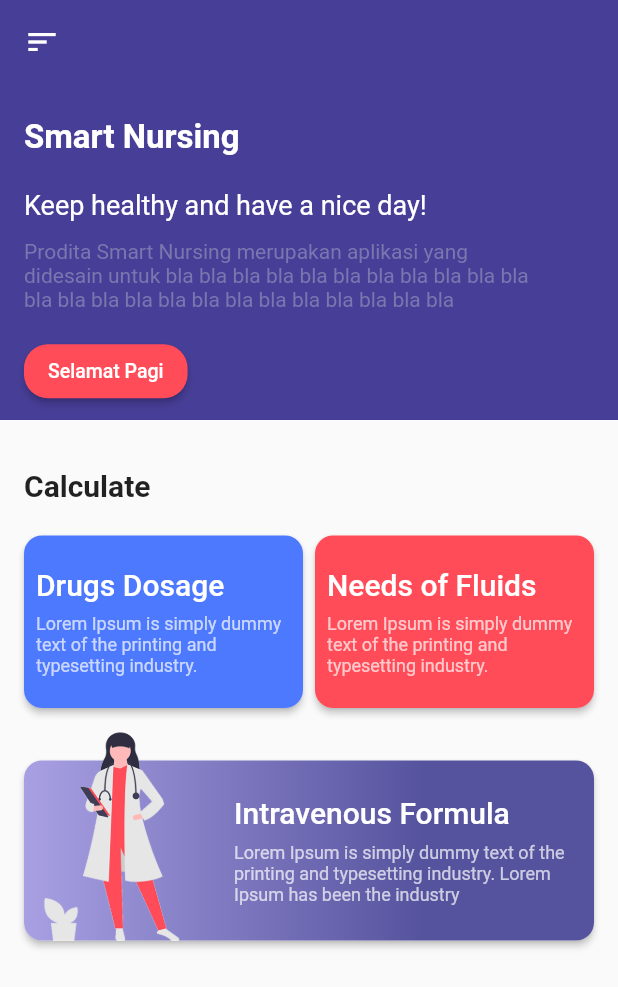
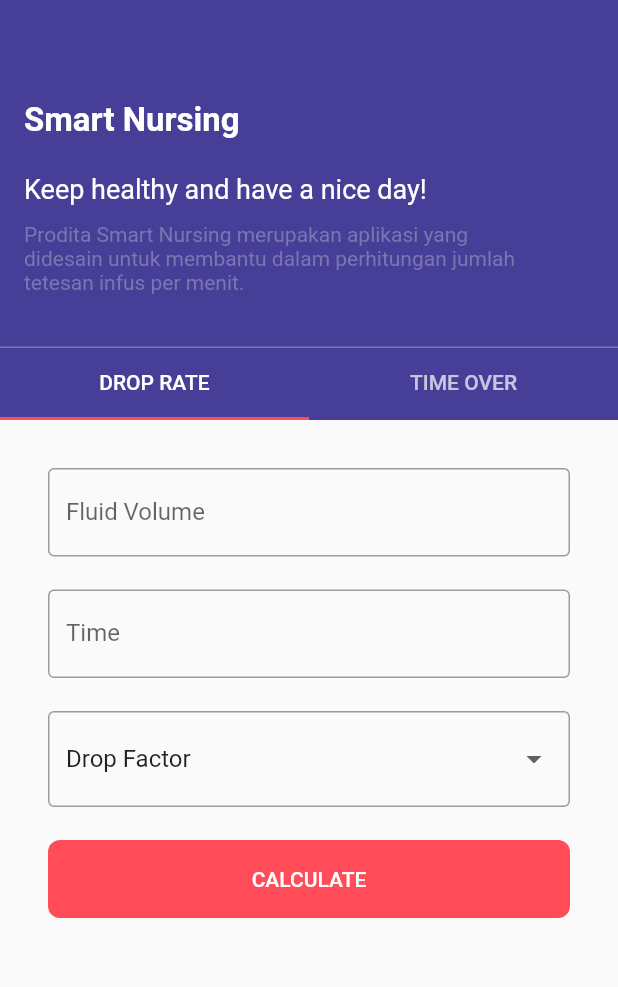
Before and after one commit to fifoaugie06/Prodita-SmartNursing, a Flutter app: the screen it shows after launch, on a phone screen of 412 x 824 dp. Shown: the top 987 px of the screen. Run offline on Flutter 3.47's test engine with Material 2 defaults, Android fonts, the phone set to English and light mode, and no system bars; our stand-ins replace toast.

Commit message:
Biar keliatan ngepush

```diff
--- /dev/null
+++ b/lib/dashboard/components/droprate.dart
@@ -0,0 +1,149 @@
+import 'package:flutter/material.dart';
+import 'package:toast/toast.dart';
+
+class DropRate extends StatefulWidget {
+  @override
+  _DropRateState createState() => _DropRateState();
+}
+
+class _DropRateState extends State<DropRate> {
+  int _value = 1;
+  double _result = 0;
+  final _fluidController = TextEditingController();
+  final _timeController = TextEditingController();
+
+  @override
+  Widget build(BuildContext context) {
+    return Padding(
+      padding: EdgeInsets.only(left: 32, right: 32, top: 32),
+      child: SingleChildScrollView(
+        child: Column(
+          children: [
+            TextFormField(
+              controller: _fluidController,
+              keyboardType: TextInputType.number,
+              decoration: InputDecoration(
+                border: OutlineInputBorder(),
+                labelText: 'Fluid Volume',
+                suffixText: 'ml',
+              ),
+            ),
+            SizedBox(
+              height: 22,
+            ),
+            TextFormField(
+              controller: _timeController,
+              keyboardType: TextInputType.number,
+              decoration: InputDecoration(
+                border: OutlineInputBorder(),
+                labelText: 'Time',
+                suffixText: 'hour',
+              ),
+            ),
+            SizedBox(
+              height: 22,
+            ),
+            DropdownButtonFormField(
+              decoration: InputDecoration(
+                border: const OutlineInputBorder(),
+              ),
+              value: _value,
+              items: [
+                DropdownMenuItem(
+                  child: Text(
+                    "Drop Factor",
+                  ),
+                  value: 1,
+                ),
+                DropdownMenuItem(
+                  child: Text(
+                    "Otsuka 15dpm",
+                  ),
+                  value: 15,
+                ),
+                DropdownMenuItem(
+                  child: Text(
+                    "Terumo 20dpm",
+                  ),
+                  value: 20,
+                ),
+                DropdownMenuItem(
+                  child: Text(
+                    "Micro 60dpm",
+                  ),
+                  value: 60,
+                ),
+              ],
+              onChanged: (value) {
+                setState(
+                      () {
+                    _value = value;
+                  },
+                );
+              },
+            ),
+            SizedBox(
+              height: 22,
+            ),
+            SizedBox(
+              height: 52,
+              width: double.infinity,
+              child: RaisedButton(
+                color: Color(0xFFFF4C58),
+                elevation: 0,
+                onPressed: () {
+                  if (_value == 1 ||
+                      _fluidController.text.length == 0 ||
+                      _timeController.text.length == 0) {
+                    Toast.show("Pastikan Semua Terisi", context,
+                        duration: Toast.LENGTH_LONG);
+                  } else {
+                    setState(() {
+                      _result = calculate();
+                    });
+                  }
+                },
+                child: Text(
+                  'CALCULATE',
+                  style: TextStyle(color: Colors.white),
+                ),
+                shape: RoundedRectangleBorder(
+                  borderRadius: BorderRadius.circular(8.0),
+                ),
+              ),
+            ),
+            SizedBox(
+              height: 16,
+            ),
+            Visibility(
+              visible: _result == 0 ? false : true,
+              child: Container(
+                width: double.infinity,
+                height: 52,
+                decoration: BoxDecoration(
+                  borderRadius: BorderRadius.circular(8),
+                  color: Colors.green[200],
+                ),
+                child: Center(
+                  child: Text(
+                    _result.toStringAsFixed(0) + " drop/minute",
+                    style: TextStyle(
+                        fontWeight: FontWeight.bold
+                    ),
+                  ),
+                ),
+              ),
+            ),
+          ],
+        ),
+      ),
+    );
+  }
+
+  double calculate() {
+    double result = double.parse(_fluidController.text) * _value.toDouble();
+    result = result / (60 * double.parse(_timeController.text));
+
+    return result;
+  }
+}
--- a/lib/dashboard/components/spacebar.dart
+++ b/lib/dashboard/components/spacebar.dart
@@ -15,16 +15,13 @@ class Spacebar extends StatelessWidget {
           mainAxisAlignment: MainAxisAlignment.center,
           crossAxisAlignment: CrossAxisAlignment.start,
           children: <Widget>[
-            Container(
-              margin: EdgeInsets.only(top: 70.0),
-              child: Text(
+            Text(
               'Smart Nursing',
               textAlign: TextAlign.center,
               style: TextStyle(
                   color: Colors.white,
                   fontSize: 22,
                   fontWeight: FontWeight.w600),
-              ),
             ),
             Container(
               margin: EdgeInsets.only(top: 22.0),
@@ -42,9 +39,8 @@ class Spacebar extends StatelessWidget {
               child: Padding(
                 padding: const EdgeInsets.only(right: 30),
                 child: Text(
-                  'Prodita Smart Nursing merupakan aplikasi yang didesain untuk bla '
-                  'bla bla bla bla bla bla bla bla bla bla bla bla bla bla '
-                  'bla bla bla bla bla bla bla bla bla',
+                  'Prodita Smart Nursing merupakan aplikasi yang didesain untuk '
+                      'membantu dalam perhitungan jumlah tetesan infus per menit.',
                   style: TextStyle(color: Color(0xFF7A77B0), fontSize: 14),
                 ),
               ),
@@ -52,28 +48,28 @@ class Spacebar extends StatelessWidget {
             SizedBox(
               height: 16,
             ),
-            Row(
-              mainAxisAlignment: MainAxisAlignment.start,
-              children: <Widget>[
-                RaisedButton(
-                  shape: RoundedRectangleBorder(
-                    borderRadius: BorderRadius.circular(16.0),
-                  ),
-                  onPressed: () {
-
-                  },
-                  color: Color(0xFFFF4C58),
-                  textColor: Colors.white,
-                  child: Padding(
-                    padding: const EdgeInsets.only(top: 8, bottom: 8),
-                    child: Text(
-                      makeGreetingFromNow(formattedDate),
-                      style: TextStyle(fontSize: 13),
-                    ),
-                  ),
-                ),
-              ],
-            ),
+            // Row(
+            //   mainAxisAlignment: MainAxisAlignment.start,
+            //   children: <Widget>[
+            //     RaisedButton(
+            //       shape: RoundedRectangleBorder(
+            //         borderRadius: BorderRadius.circular(16.0),
+            //       ),
+            //       onPressed: () {
+            //
+            //       },
+            //       color: Color(0xFFFF4C58),
+            //       textColor: Colors.white,
+            //       child: Padding(
+            //         padding: const EdgeInsets.only(top: 8, bottom: 8),
+            //         child: Text(
+            //           makeGreetingFromNow(formattedDate),
+            //           style: TextStyle(fontSize: 13),
+            //         ),
+            //       ),
+            //     ),
+            //   ],
+            // ),
           ],
         ),
       ),
--- a/lib/dashboard/dashboard.dart
+++ b/lib/dashboard/dashboard.dart
@@ -1,8 +1,7 @@
 import 'package:flutter/material.dart';
+import 'package:proditasmartnursing/dashboard/components/droprate.dart';
 import 'package:proditasmartnursing/dashboard/components/spacebar.dart';
-import 'package:proditasmartnursing/dashboard/feature/drugsdosage.dart';
-import 'package:proditasmartnursing/dashboard/feature/intravenous.dart';
-import 'package:proditasmartnursing/dashboard/feature/needsoffluids.dart';
+import 'package:proditasmartnursing/dashboard/components/timeover.dart';
 import 'package:proditasmartnursing/navdrawer/navdrawer.dart';
 
 class Dashboard extends StatefulWidget {
@@ -17,17 +16,16 @@ class _DashboardState extends State<Dashboard> {
   Widget build(BuildContext context) {
     return Scaffold(
       key: _scaffoldKey,
-      drawer: Theme(
-        data: Theme.of(context).copyWith(canvasColor: Color(0xff2A2A2A)),
-        child: NavDrawer(),
-      ),
-      body: CustomScrollView(
-        slivers: <Widget>[
+      // drawer: Theme(
+      //   data: Theme.of(context).copyWith(canvasColor: Color(0xff2A2A2A)),
+      //   child: NavDrawer(),
+      // ),
+      body: DefaultTabController(
+        length: 2,
+        child: NestedScrollView(
+          headerSliverBuilder: (context, value) {
+            return [
               SliverAppBar(
-            leading: IconButton(
-              icon: Icon(Icons.sort),
-              onPressed: () => _scaffoldKey.currentState.openDrawer(),
-            ),
                 expandedHeight: 280.0,
                 floating: true,
                 pinned: true,
@@ -35,40 +33,40 @@ class _DashboardState extends State<Dashboard> {
                 elevation: 50,
                 backgroundColor: Color(0xFF473E97),
                 flexibleSpace: Spacebar(),
+                bottom: PreferredSize(
+                  preferredSize: Size.fromHeight(100.0),
+                  child: Container(
+                    decoration: BoxDecoration(
+                      color: Color(0xFF473E97),
+                      border: Border(
+                        top: BorderSide(
+                          color: Color(0xFF7A77B0),
                         ),
-          SliverToBoxAdapter(
-            child: Padding(
-              padding: const EdgeInsets.only(
-                  left: 16, right: 16, top: 32, bottom: 22),
-              child: Column(
-                crossAxisAlignment: CrossAxisAlignment.start,
-                children: <Widget>[
-                  Text(
-                    'Calculate',
-                    style: TextStyle(fontWeight: FontWeight.w600, fontSize: 20),
                       ),
-                  SizedBox(
-                    height: 22,
                     ),
-                  Row(
-                    children: <Widget>[
-                      DrugsDosage(),
-                      SizedBox(
-                        width: 8,
+                    child: TabBar(
+                      indicatorColor: Color(0xFFFF4C58),
+                      tabs: [
+                        Tab(
+                          text: "DROP RATE",
                         ),
-                      NeedsOfFluids(),
-                    ],
+                        Tab(
+                          text: "TIME OVER",
                         ),
-                  Intravenous(),
-                  Container(
-                    width: 100,
-                    height: 1000,
-                  )
                       ],
                     ),
                   ),
                 ),
+              ),
+            ];
+          },
+          body: TabBarView(
+            children: [
+              DropRate(),
+              TimeOver(),
             ],
+          ),
+        ),
       ),
     );
   }
--- a/lib/dashboard/feature/drugsdosage.dart
+++ /dev/null
@@ -1,46 +0,0 @@
-import 'package:flutter/material.dart';
-
-class DrugsDosage extends StatelessWidget {
-  @override
-  Widget build(BuildContext context) {
-    return Expanded(
-      child: Material(
-        elevation: 2,
-        borderRadius: BorderRadius.circular(12),
-        child: Container(
-          height: 115,
-          width: MediaQuery.of(context).size.width / 2,
-          padding: EdgeInsets.all(8),
-          child: Column(
-            mainAxisAlignment: MainAxisAlignment.center,
-            crossAxisAlignment: CrossAxisAlignment.start,
-            children: <Widget>[
-              Text(
-                'Drugs Dosage',
-                style: TextStyle(
-                  color: Colors.white,
-                  fontWeight: FontWeight.w500,
-                  fontSize: 20,
-                ),
-              ),
-              SizedBox(
-                height: 8,
-              ),
-              Text(
-                'Lorem Ipsum is simply dummy text of the printing and typesetting industry.',
-                style: TextStyle(
-                  color: Colors.white70,
-                  fontSize: 12,
-                ),
-              ),
-            ],
-          ),
-          decoration: BoxDecoration(
-            borderRadius: BorderRadius.circular(12),
-            color: Color(0xFF4D79FF),
-          ),
-        ),
-      ),
-    );
-  }
-}
--- a/lib/dashboard/feature/intravenous.dart
+++ /dev/null
@@ -1,87 +0,0 @@
-import 'package:flutter/material.dart';
-
-class Intravenous extends StatefulWidget {
-  @override
-  _IntravenousState createState() => _IntravenousState();
-}
-
-class _IntravenousState extends State<Intravenous> {
-  List<Color> _colors = [Color(0xFFA8A0E3), Color(0xFF56539E)];
-  List<double> _stops = [0.0, 0.7];
-
-  @override
-  Widget build(BuildContext context) {
-    return Container(
-      width: MediaQuery.of(context).size.width,
-      height: 155,
-      child: Stack(
-        children: <Widget>[
-          Align(
-            alignment: Alignment.bottomCenter,
-            child: Material(
-              elevation: 2,
-              borderRadius: BorderRadius.circular(12),
-              child: Container(
-                width: MediaQuery.of(context).size.width,
-                height: 120,
-                decoration: BoxDecoration(
-                  borderRadius: BorderRadius.circular(12),
-                  gradient: LinearGradient(
-                      colors: _colors, stops: _stops),
-                ),
-              ),
-            ),
-          ),
-          Row(
-            mainAxisAlignment: MainAxisAlignment.start,
-            children: <Widget>[
-              Align(
-                child: Container(
-                  width: 140,
-                  height: 140,
-                  decoration: BoxDecoration(
-                    image: DecorationImage(
-                        image:
-                        AssetImage('assets/images/nurse.png'),
-                        fit: BoxFit.cover),
-                  ),
-                ),
-                alignment: Alignment.bottomCenter,
-              ),
-              Expanded(
-                child: Align(
-                  child: Container(
-                    height: 120,
-                    child: Column(
-                      mainAxisAlignment: MainAxisAlignment.center,
-                      crossAxisAlignment: CrossAxisAlignment.start,
-                      children: <Widget>[
-                        Text(
-                          'Intravenous Formula',
-                          style: TextStyle(
-                            color: Colors.white,
-                            fontWeight: FontWeight.w500,
-                            fontSize: 20,
-                          ),
-                        ),
-                        SizedBox(height: 8,),
-                        Text(
-                          'Lorem Ipsum is simply dummy text of the printing and typesetting industry. Lorem Ipsum has been the industry',
-                          style: TextStyle(
-                            color: Colors.white70,
-                            fontSize: 12,
-                          ),
-                        ),
-                      ],
-                    ),
-                  ),
-                  alignment: Alignment.bottomLeft,
-                ),
-              ),
-            ],
-          ),
-        ],
-      ),
-    );
-  }
-}
--- a/lib/dashboard/feature/needsoffluids.dart
+++ /dev/null
@@ -1,46 +0,0 @@
-import 'package:flutter/material.dart';
-
-class NeedsOfFluids extends StatelessWidget {
-  @override
-  Widget build(BuildContext context) {
-    return Expanded(
-      child: Material(
-        elevation: 2,
-        borderRadius: BorderRadius.circular(12),
-        child: Container(
-          height: 115,
-          width: MediaQuery.of(context).size.width / 2,
-          padding: EdgeInsets.all(8),
-          child: Column(
-            mainAxisAlignment: MainAxisAlignment.center,
-            crossAxisAlignment: CrossAxisAlignment.start,
-            children: <Widget>[
-              Text(
-                'Needs of Fluids',
-                style: TextStyle(
-                  color: Colors.white,
-                  fontWeight: FontWeight.w500,
-                  fontSize: 20,
-                ),
-              ),
-              SizedBox(
-                height: 8,
-              ),
-              Text(
-                'Lorem Ipsum is simply dummy text of the printing and typesetting industry.',
-                style: TextStyle(
-                  color: Colors.white70,
-                  fontSize: 12,
-                ),
-              ),
-            ],
-          ),
-          decoration: BoxDecoration(
-            borderRadius: BorderRadius.circular(12),
-            color: Color(0xFFFF4C58),
-          ),
-        ),
-      ),
-    );
-  }
-}
--- a/pubspec.yaml
+++ b/pubspec.yaml
@@ -25,6 +25,7 @@ dependencies:
     sdk: flutter
   intl: ^0.16.1
   flutter_launcher_icons: ^0.7.5
+  toast: ^0.1.5
 
 
   # The following adds the Cupertino Icons font to your application.
```
Also changed, not shown: lib/dashboard/components/timeover.dart (added, +151 -0 lines), lib/main.dart (+5 -3 lines), pubspec.lock. Lines whose indentation alone changed are shown as unchanged.
